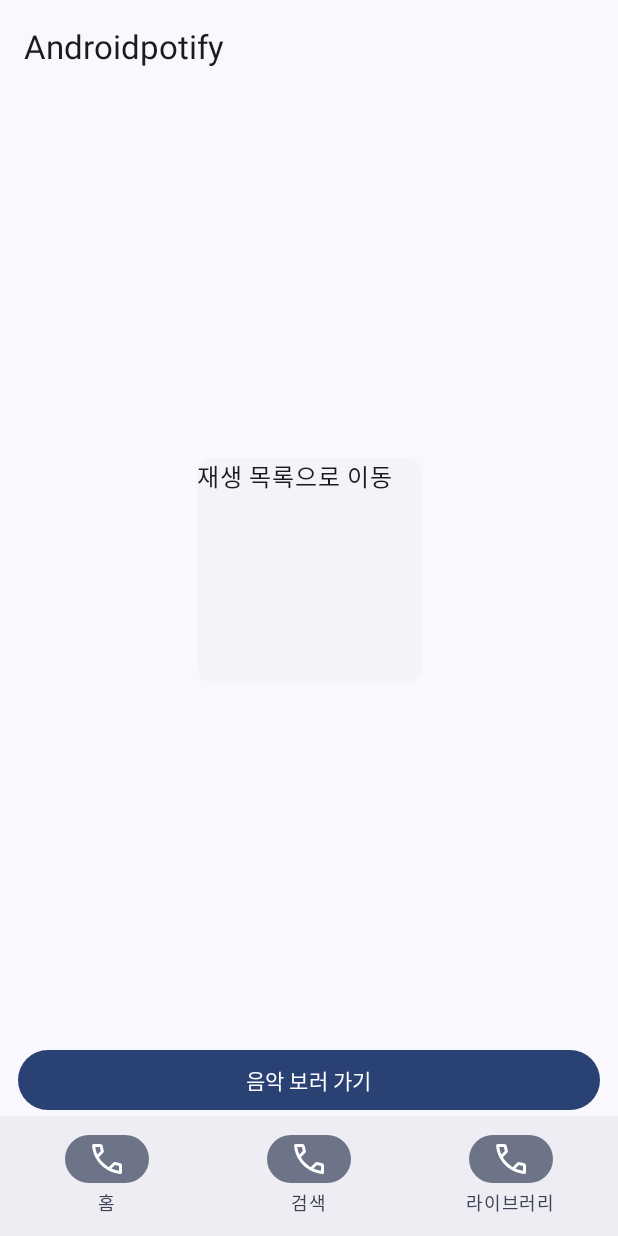
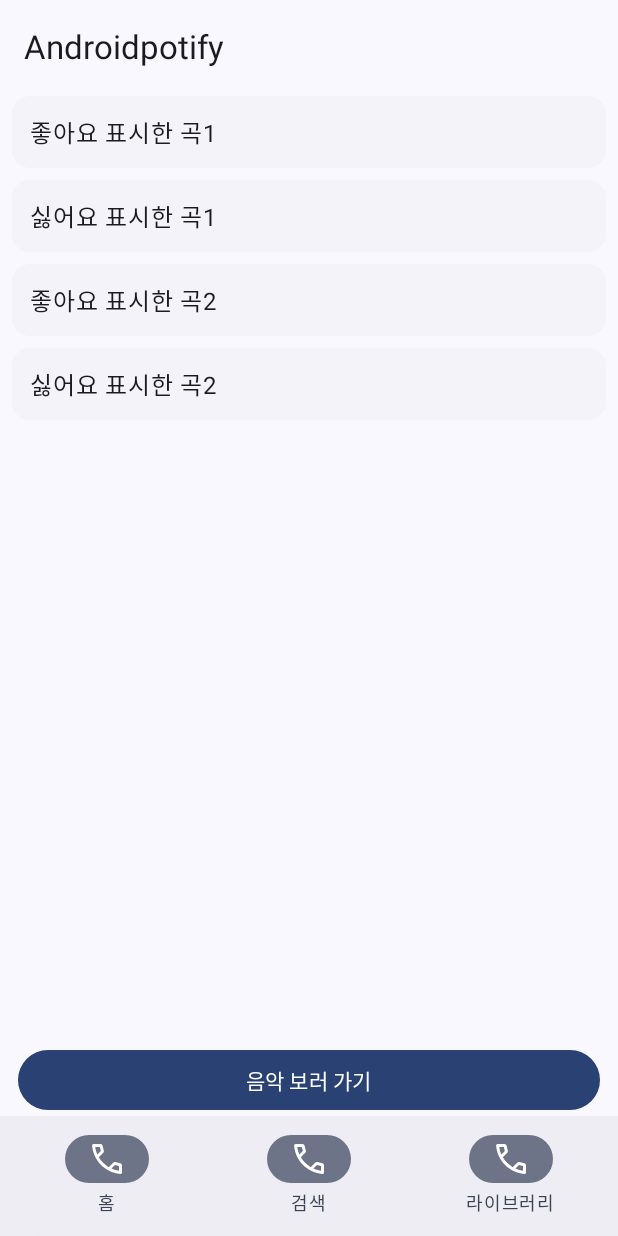
Before and after one commit to diddbsgh/TIL, an Android app built with Jetpack Compose: the screen it shows after launch (MainActivity), on a phone screen of 412 x 824 dp. Run offline under Robolectric (Android 15) with nearby library versions, the phone set to English and light mode, and no system bars.

Commit message:
ADD:: Android_Study

```diff
--- a/Android_Study/AndroidStudy_music/app/src/main/java/com/example/androidstudy_music/MainActivity.kt
+++ b/Android_Study/AndroidStudy_music/app/src/main/java/com/example/androidstudy_music/MainActivity.kt
@@ -3,55 +3,20 @@ package com.example.androidstudy_music
 import android.os.Bundle
 import androidx.activity.ComponentActivity
 import androidx.activity.compose.setContent
-import androidx.compose.foundation.Image
-import androidx.compose.foundation.background
-import androidx.compose.foundation.layout.Arrangement
-import androidx.compose.foundation.layout.Column
-import androidx.compose.foundation.layout.Row
-import androidx.compose.foundation.layout.Spacer
-import androidx.compose.foundation.layout.fillMaxSize
-import androidx.compose.foundation.layout.fillMaxWidth
-import androidx.compose.foundation.layout.height
-import androidx.compose.foundation.layout.padding
-import androidx.compose.foundation.layout.size
-import androidx.compose.foundation.layout.width
-import androidx.compose.material.icons.Icons
-import androidx.compose.material.icons.filled.PlayArrow
-import androidx.compose.material.icons.filled.Refresh
-import androidx.compose.material.icons.outlined.ArrowBack
-import androidx.compose.material.icons.outlined.ArrowForward
-import androidx.compose.material.icons.outlined.KeyboardArrowDown
-import androidx.compose.material.icons.outlined.MoreVert
 import androidx.compose.material3.BottomSheetScaffold
 import androidx.compose.material3.ExperimentalMaterial3Api
-import androidx.compose.material3.Icon
-import androidx.compose.material3.IconButton
-import androidx.compose.material3.MaterialTheme
-import androidx.compose.material3.ModalBottomSheet
 import androidx.compose.material3.SheetValue
-import androidx.compose.material3.Slider
-import androidx.compose.material3.Surface
-import androidx.compose.material3.Text
 import androidx.compose.material3.rememberBottomSheetScaffoldState
 import androidx.compose.material3.rememberStandardBottomSheetState
 import androidx.compose.runtime.Composable
-import androidx.compose.runtime.getValue
-import androidx.compose.runtime.mutableFloatStateOf
-import androidx.compose.runtime.mutableStateOf
-import androidx.compose.runtime.remember
 import androidx.compose.runtime.rememberCoroutineScope
-import androidx.compose.runtime.setValue
-import androidx.compose.ui.Alignment
-import androidx.compose.ui.Modifier
-import androidx.compose.ui.graphics.Color
-import androidx.compose.ui.res.painterResource
-import androidx.compose.ui.tooling.preview.Preview
-import androidx.compose.ui.unit.dp
+import androidx.navigation.NavType
 import androidx.navigation.compose.NavHost
 import androidx.navigation.compose.composable
 import androidx.navigation.compose.rememberNavController
+import androidx.navigation.navArgument
 import com.example.androidstudy_music.ui.home.HomeScreen
-import com.example.androidstudy_music.ui.music.MusicScreen
+import com.example.androidstudy_music.ui.music.MusicSheetContent
 import com.example.androidstudy_music.ui.playlist.PlayListScreen
 import com.example.androidstudy_music.ui.theme.AndroidStudy_musicTheme
 import kotlinx.coroutines.launch
@@ -82,7 +47,7 @@ fun MusicApp() {
     BottomSheetScaffold(
         scaffoldState = scaffoldState,
         sheetContent = {
-            MusicScreen(
+            MusicSheetContent (
                 onHideCurrentPlayModal = {
                     scope.launch {
                         scaffoldState.bottomSheetState.hide()
@@ -98,8 +63,8 @@ fun MusicApp() {
         ) {
             composable("home") {
                 HomeScreen(
-                    openPlayList = {
-                        navController.navigate("play_list")
+                    openPlayList = { playListId, playListTitle ->
+                        navController.navigate("play_list/$playListId?title=$playListTitle")
                     },
                     onShowCurrentPlayModal = {
                         scope.launch {
@@ -108,9 +73,26 @@ fun MusicApp() {
                     }
                 )
             }
-            composable("play_list") {
+            composable(
+                route = "play_list/{play_list_id}?title={play_list_title}",
+                arguments = listOf(
+                    navArgument(name = "play_list_id"){
+                        type = NavType.LongType
+                    },
+                    navArgument(name = "play_list_title"){
+                        type = NavType.StringType
+                    }
+                ),
+            ) {backStackEntry ->
+                val playListId = backStackEntry.arguments?.getLong("play_list_id")
+                    ?: throw IllegalArgumentException()
+                val playListTitle = backStackEntry.arguments?.getString("play_list_title")
+                    ?: throw IllegalArgumentException()
+
                 PlayListScreen(
-                    navigateUp = navController::navigateUp
+                    navigateUp = navController::navigateUp,
+                    playListId = playListId,
+                    playListTitle = playListTitle,
                 )
             }
         }
--- /dev/null
+++ b/Android_Study/AndroidStudy_music/app/src/main/java/com/example/androidstudy_music/data/playlist/PlayList.kt
@@ -0,0 +1,7 @@
+package com.example.androidstudy_music.data.playlist
+
+data class PlayList(
+    val id: Long,
+    val title: String,
+    val madeBy: String,
+)
--- a/Android_Study/AndroidStudy_music/app/src/main/java/com/example/androidstudy_music/ui/home/HomeScreen.kt
+++ b/Android_Study/AndroidStudy_music/app/src/main/java/com/example/androidstudy_music/ui/home/HomeScreen.kt
@@ -7,6 +7,8 @@ import androidx.compose.foundation.layout.fillMaxSize
 import androidx.compose.foundation.layout.fillMaxWidth
 import androidx.compose.foundation.layout.padding
 import androidx.compose.foundation.layout.size
+import androidx.compose.foundation.lazy.LazyColumn
+import androidx.compose.foundation.lazy.items
 import androidx.compose.material3.BottomAppBar
 import androidx.compose.material3.Button
 import androidx.compose.material3.ElevatedCard
@@ -21,16 +23,20 @@ import androidx.compose.ui.Alignment
 import androidx.compose.ui.Modifier
 import androidx.compose.ui.res.painterResource
 import androidx.compose.ui.unit.dp
+import com.example.androidstudy_music.data.playlist.PlayList
 
 @OptIn(ExperimentalMaterial3Api::class)
 @Composable
 fun HomeScreen(
-    openPlayList: () -> Unit,
+    openPlayList: (
+        playListId: Long,
+        playListTitle: String,
+    ) -> Unit,
     onShowCurrentPlayModal: () -> Unit,
 ) {
     Scaffold(
         topBar = {
-            TopAppBar(title = {Text(text = "Androidpotify")})
+            TopAppBar(title = { Text(text = "Androidpotify") })
         },
         bottomBar = {
             Column(
@@ -67,9 +73,8 @@ fun HomeScreen(
                 }
             }
         },
-    ) {
-        paddingValues ->
-        Column(
+    ) { paddingValues ->
+/*        Column(
             modifier = Modifier
                 .fillMaxSize()
                 .padding(paddingValues),
@@ -82,9 +87,57 @@ fun HomeScreen(
             ) {
                 Text(text = "재생 목록으로 이동")
             }
+        }*/
+        LazyColumn(
+            modifier = Modifier
+                .fillMaxSize()
+                .padding(paddingValues),
+            verticalArrangement = Arrangement.spacedBy(8.dp)
+        ) {
+            items(playListItem) { item ->
+                ElevatedCard(
+                    modifier = Modifier
+                        .fillMaxWidth()
+                        .padding(horizontal = 8.dp),
+                    onClick = {
+                        openPlayList(
+                            item.id,
+                            item.title,
+                        )
+                    }
+                ) {
+                    Text(
+                        modifier = Modifier.padding(all = 12.dp),
+                        text = item.title,
+                    )
+                }
+            }
         }
     }
 }
+
+val playListItem = listOf<PlayList>(
+    PlayList(
+        id = 1,
+        title = "좋아요 표시한 곡1",
+        madeBy = "양윤호"
+    ),
+    PlayList(
+        id = 2,
+        title = "싫어요 표시한 곡1",
+        madeBy = "양윤호"
+    ),
+    PlayList(
+        id = 3,
+        title = "좋아요 표시한 곡2",
+        madeBy = "양윤호"
+    ),
+    PlayList(
+        id = 4,
+        title = "싫어요 표시한 곡2",
+        madeBy = "양윤호"
+    ),
+)
 
 val homeBottomAppBarItems: List<BottomAppBarItem> = listOf(
     BottomAppBarItem(
--- a/Android_Study/AndroidStudy_music/app/src/main/java/com/example/androidstudy_music/ui/music/MusicScreen.kt
+++ b/Android_Study/AndroidStudy_music/app/src/main/java/com/example/androidstudy_music/ui/music/MusicSheetContent.kt
@@ -1,7 +1,6 @@
 package com.example.androidstudy_music.ui.music
 
 import androidx.compose.foundation.Image
-import androidx.compose.foundation.background
 import androidx.compose.foundation.layout.Arrangement
 import androidx.compose.foundation.layout.Column
 import androidx.compose.foundation.layout.Row
@@ -35,14 +34,13 @@ import androidx.compose.runtime.setValue
 import androidx.compose.ui.Alignment
 import androidx.compose.ui.Modifier
 import androidx.compose.ui.draw.clip
-import androidx.compose.ui.graphics.Color
 import androidx.compose.ui.res.painterResource
 import androidx.compose.ui.unit.dp
 import com.example.androidstudy_music.R
 
 @OptIn(ExperimentalMaterial3Api::class)
 @Composable
-fun MusicScreen(
+fun MusicSheetContent(
     onHideCurrentPlayModal: () -> Unit
 ) {
     Scaffold(
```
Also changed, not shown: Android_Study/AndroidStudy_music/app/src/main/java/com/example/androidstudy_music/ui/playlist/PlayListScreen.kt (+7 -4 lines), 2 other files.
